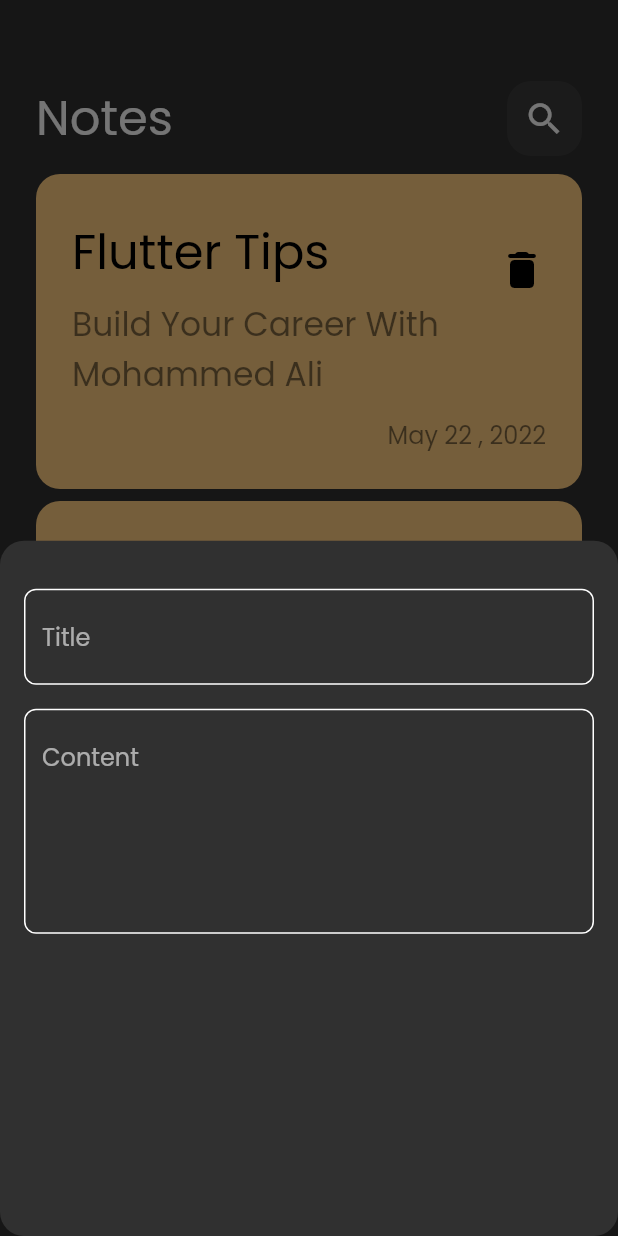
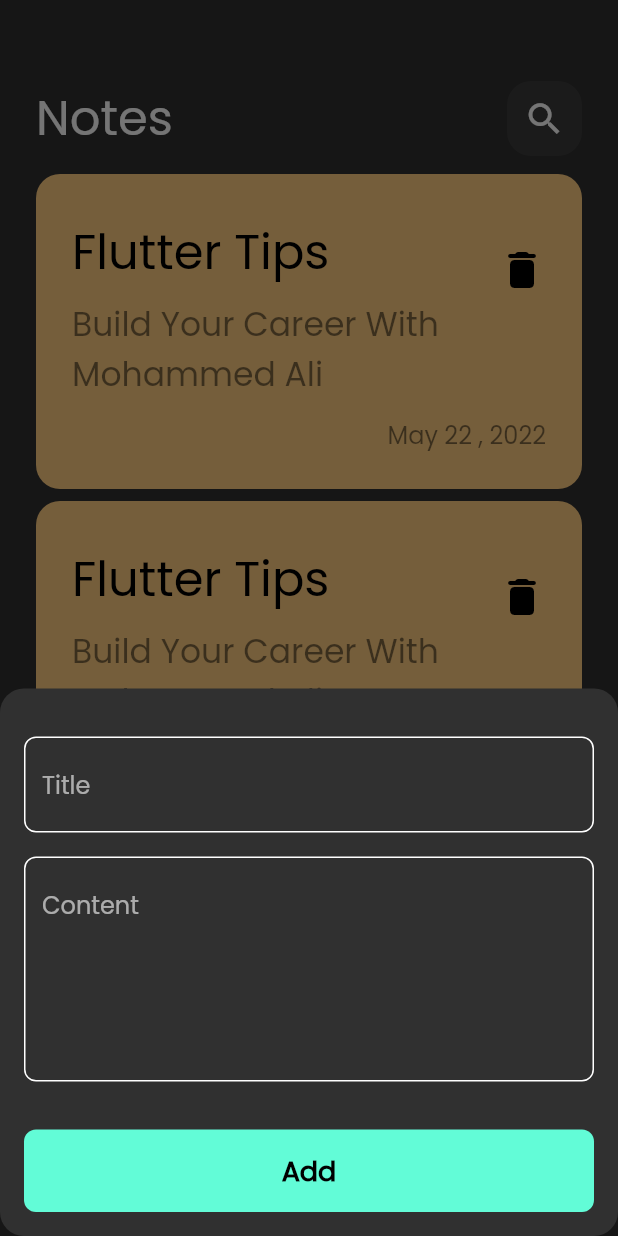
Before and after one commit to mohammedali882001/note_app, a Flutter app: the screen it shows after launch, after a tap on the "add" icon, on a phone screen of 412 x 824 dp. Run offline on Flutter 3.47's test engine with Material 2 defaults, Android fonts, the phone set to English and light mode, and no system bars.

Commit message:
finsh Bottom Sheet

```diff
--- a/lib/widgets/custom_add_note_bottom_sheet.dart
+++ b/lib/widgets/custom_add_note_bottom_sheet.dart
@@ -1,6 +1,7 @@
 import 'package:flutter/material.dart';
 
 import '../constants.dart';
+import 'custom_button.dart';
 import 'custom_textFeild.dart';
 
 class CustomAddNoteBottomSheet extends StatelessWidget {
@@ -10,13 +11,18 @@ class CustomAddNoteBottomSheet extends StatelessWidget {
   Widget build(BuildContext context) {
     return Padding(
       padding: const EdgeInsets.symmetric(horizontal: 16),
+      child: SingleChildScrollView(
         child: Column(
           children: const [
             SizedBox(height: 32),
             CustomTextField(hint: 'Title'),
             SizedBox(height: 16),
             CustomTextField(hint: 'Content', maxLines: 5),
+            SizedBox(height: 32),
+            CustomButton(),
+            SizedBox(height: 16),
           ],
+        ),
       ),
     );
   }
--- /dev/null
+++ b/lib/widgets/custom_button.dart
@@ -0,0 +1,30 @@
+import 'package:flutter/material.dart';
+import 'package:note_app/constants.dart';
+
+class CustomButton extends StatelessWidget {
+  const CustomButton({
+    super.key,
+  });
+
+  @override
+  Widget build(BuildContext context) {
+    return Container(
+      width: MediaQuery.of(context).size.width,
+      height: 55,
+      decoration: BoxDecoration(
+        borderRadius: BorderRadius.circular(8),
+        color: kPrimaryColor,
+      ),
+      child: Center(
+        child: Text(
+          'Add',
+          style: TextStyle(
+            color: Colors.black,
+            fontSize: 18,
+            fontWeight: FontWeight.bold,
+          ),
+        ),
+      ),
+    );
+  }
+}
```
Lines whose indentation alone changed are shown as unchanged.
